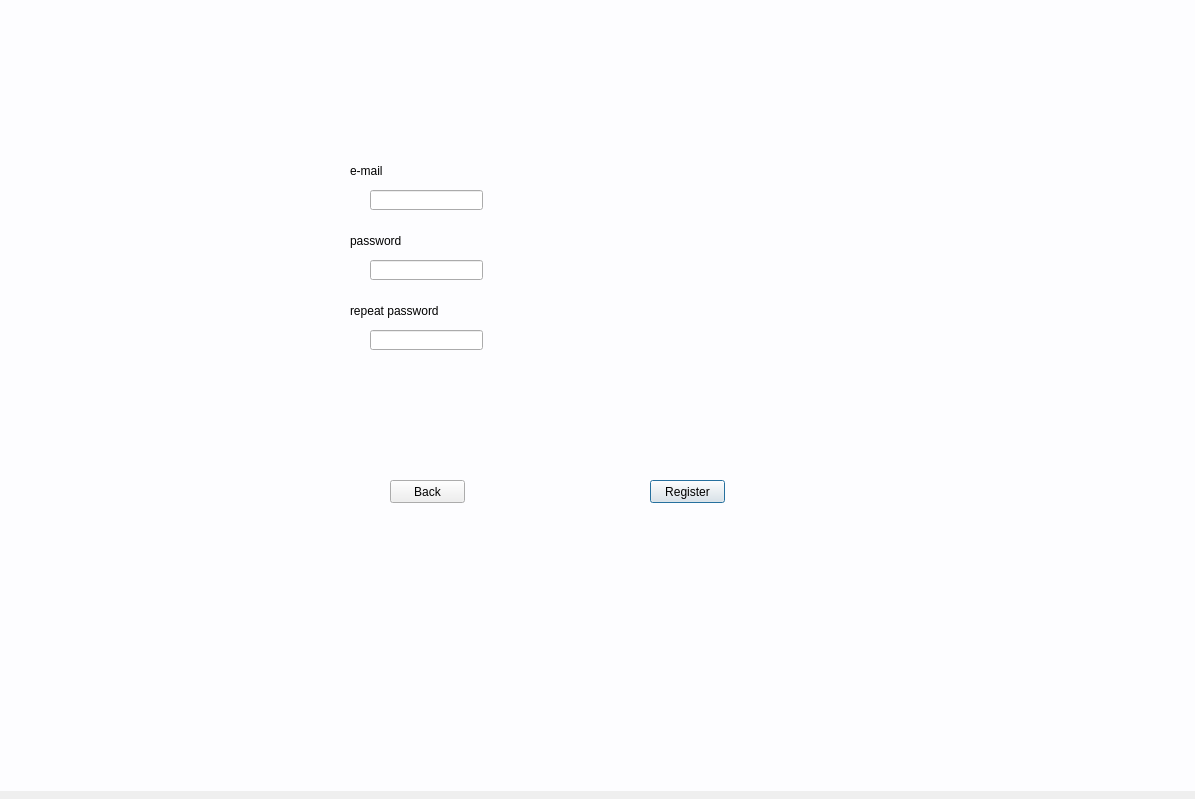
First picture: the form in venv/UI/registration.ui, repository wcislak97/PKracker, before the edit.
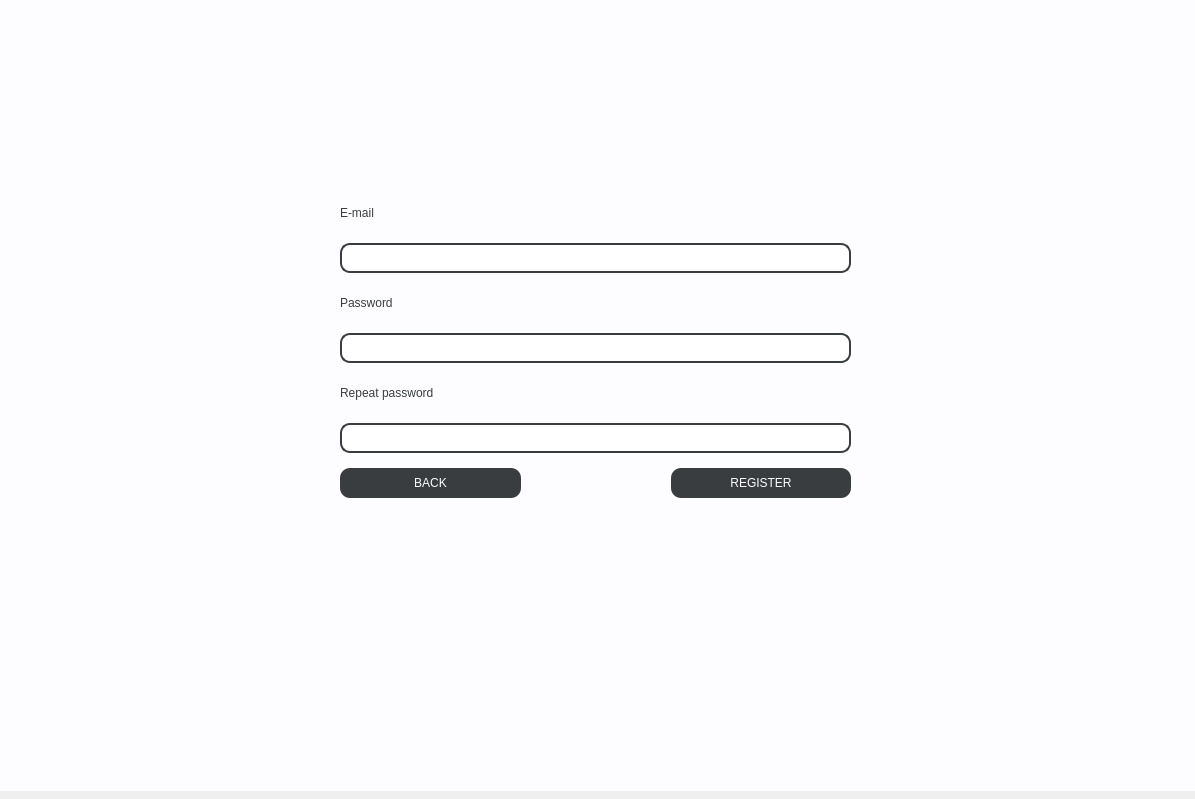
Second picture: the form after the edit.

What changed in the file:
```diff
--- a/venv/UI/registration.ui
+++ b/venv/UI/registration.ui
@@ -33,100 +33,201 @@
 	background-color: rgb(253, 253, 255);
 }</string>
    </property>
-   <widget class="QPushButton" name="btn_register">
+   <widget class="QWidget" name="gridLayoutWidget">
     <property name="geometry">
      <rect>
-      <x>650</x>
-      <y>490</y>
-      <width>75</width>
-      <height>23</height>
+      <x>340</x>
+      <y>8</y>
+      <width>511</width>
+      <height>791</height>
      </rect>
     </property>
-    <property name="text">
-     <string>Register</string>
-    </property>
-   </widget>
-   <widget class="QLabel" name="lbl_login">
-    <property name="geometry">
-     <rect>
-      <x>350</x>
-      <y>170</y>
-      <width>71</width>
-      <height>21</height>
-     </rect>
-    </property>
-    <property name="text">
-     <string>e-mail</string>
-    </property>
-   </widget>
-   <widget class="QLabel" name="lbl_password">
-    <property name="geometry">
-     <rect>
-      <x>350</x>
-      <y>240</y>
-      <width>71</width>
-      <height>21</height>
-     </rect>
-    </property>
-    <property name="text">
-     <string>password</string>
-    </property>
-   </widget>
-   <widget class="QPushButton" name="btn_back">
-    <property name="geometry">
-     <rect>
-      <x>390</x>
-      <y>490</y>
-      <width>75</width>
-      <height>23</height>
-     </rect>
-    </property>
-    <property name="text">
-     <string>Back</string>
-    </property>
-   </widget>
-   <widget class="QLineEdit" name="txtField_email">
-    <property name="geometry">
-     <rect>
-      <x>370</x>
-      <y>200</y>
-      <width>113</width>
-      <height>20</height>
-     </rect>
-    </property>
-   </widget>
-   <widget class="QLineEdit" name="txtField_password">
-    <property name="geometry">
-     <rect>
-      <x>370</x>
-      <y>270</y>
-      <width>113</width>
-      <height>20</height>
-     </rect>
-    </property>
-   </widget>
-   <widget class="QLabel" name="lbl_password_2">
-    <property name="geometry">
-     <rect>
-      <x>350</x>
-      <y>310</y>
-      <width>91</width>
-      <height>21</height>
-     </rect>
-    </property>
-    <property name="text">
-     <string>repeat password</string>
-    </property>
-   </widget>
-   <widget class="QLineEdit" name="txtField_password_2">
-    <property name="geometry">
-     <rect>
-      <x>370</x>
-      <y>340</y>
-      <width>113</width>
-      <height>20</height>
-     </rect>
-    </property>
+    <layout class="QGridLayout" name="gridLayout" columnminimumwidth="0">
+     <property name="sizeConstraint">
+      <enum>QLayout::SetMaximumSize</enum>
+     </property>
+     <property name="leftMargin">
+      <number>0</number>
+     </property>
+     <property name="topMargin">
+      <number>200</number>
+     </property>
+     <property name="rightMargin">
+      <number>0</number>
+     </property>
+     <property name="bottomMargin">
+      <number>200</number>
+     </property>
+     <item row="0" column="0">
+      <layout class="QVBoxLayout" name="verticalLayout">
+       <property name="spacing">
+        <number>15</number>
+       </property>
+       <item>
+        <widget class="QLabel" name="lbl_login">
+         <property name="maximumSize">
+          <size>
+           <width>16777215</width>
+           <height>30</height>
+          </size>
+         </property>
+         <property name="styleSheet">
+          <string notr="true">font: 63 14pt &quot;Saira SemiCondensed SemiBold&quot;;
+color: rgb(57, 61, 63);
+
+</string>
+         </property>
+         <property name="text">
+          <string>E-mail</string>
+         </property>
+        </widget>
+       </item>
+       <item>
+        <widget class="QLineEdit" name="txtField_email">
+         <property name="minimumSize">
+          <size>
+           <width>0</width>
+           <height>30</height>
+          </size>
+         </property>
+         <property name="maximumSize">
+          <size>
+           <width>16777215</width>
+           <height>30</height>
+          </size>
+         </property>
+         <property name="styleSheet">
+          <string notr="true">border-color: rgb(57, 61, 63);;
+border-radius: 10px;
+border-style: solid;
+border-width: 2px</string>
+         </property>
+        </widget>
+       </item>
+       <item>
+        <widget class="QLabel" name="lbl_password">
+         <property name="maximumSize">
+          <size>
+           <width>16777215</width>
+           <height>30</height>
+          </size>
+         </property>
+         <property name="styleSheet">
+          <string notr="true">font: 63 14pt &quot;Saira SemiCondensed SemiBold&quot;;
+color: rgb(57, 61, 63);
+
+</string>
+         </property>
+         <property name="text">
+          <string>Password</string>
+         </property>
+        </widget>
+       </item>
+       <item>
+        <widget class="QLineEdit" name="txtField_password">
+         <property name="minimumSize">
+          <size>
+           <width>0</width>
+           <height>30</height>
+          </size>
+         </property>
+         <property name="styleSheet">
+          <string notr="true">border-color: rgb(57, 61, 63);;
+border-radius: 10px;
+border-style: solid;
+border-width: 2px</string>
+         </property>
+         <property name="echoMode">
+          <enum>QLineEdit::Password</enum>
+         </property>
+        </widget>
+       </item>
+       <item>
+        <widget class="QLabel" name="lbl_password_2">
+         <property name="maximumSize">
+          <size>
+           <width>16777215</width>
+           <height>30</height>
+          </size>
+         </property>
+         <property name="styleSheet">
+          <string notr="true">font: 63 14pt &quot;Saira SemiCondensed SemiBold&quot;;
+color: rgb(57, 61, 63);
+
+</string>
+         </property>
+         <property name="text">
+          <string>Repeat password</string>
+         </property>
+        </widget>
+       </item>
+       <item>
+        <widget class="QLineEdit" name="txtField_password_2">
+         <property name="minimumSize">
+          <size>
+           <width>0</width>
+           <height>30</height>
+          </size>
+         </property>
+         <property name="styleSheet">
+          <string notr="true">border-color: rgb(57, 61, 63);;
+border-radius: 10px;
+border-style: solid;
+border-width: 2px</string>
+         </property>
+         <property name="echoMode">
+          <enum>QLineEdit::Password</enum>
+         </property>
+        </widget>
+       </item>
+       <item>
+        <layout class="QHBoxLayout" name="horizontalLayout">
+         <property name="spacing">
+          <number>150</number>
+         </property>
+         <item>
+          <widget class="QPushButton" name="btn_back">
+           <property name="minimumSize">
+            <size>
+             <width>0</width>
+             <height>30</height>
+            </size>
+           </property>
+           <property name="styleSheet">
+            <string notr="true">font: 63 10pt &quot;Saira SemiCondensed SemiBold&quot;;
+background-color: rgb(57, 61, 63);
+color: rgb(253, 253, 255);
+border-radius: 10px;</string>
+           </property>
+           <property name="text">
+            <string>BACK</string>
+           </property>
+          </widget>
+         </item>
+         <item>
+          <widget class="QPushButton" name="btn_register">
+           <property name="minimumSize">
+            <size>
+             <width>0</width>
+             <height>30</height>
+            </size>
+           </property>
+           <property name="styleSheet">
+            <string notr="true">font: 63 10pt &quot;Saira SemiCondensed SemiBold&quot;;
+background-color: rgb(57, 61, 63);
+color: rgb(253, 253, 255);
+border-radius: 10px;</string>
+           </property>
+           <property name="text">
+            <string>REGISTER</string>
+           </property>
+          </widget>
+         </item>
+        </layout>
+       </item>
+      </layout>
+     </item>
+    </layout>
    </widget>
   </widget>
  </widget>
```
